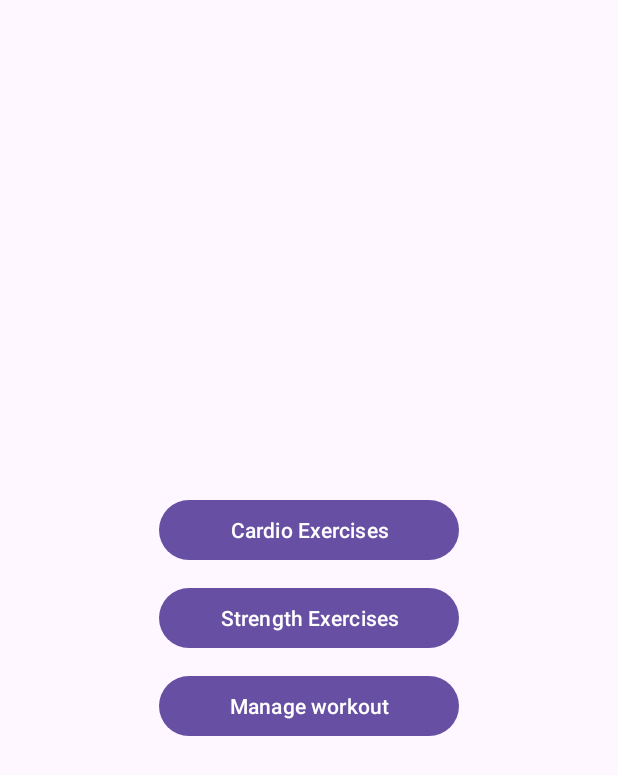
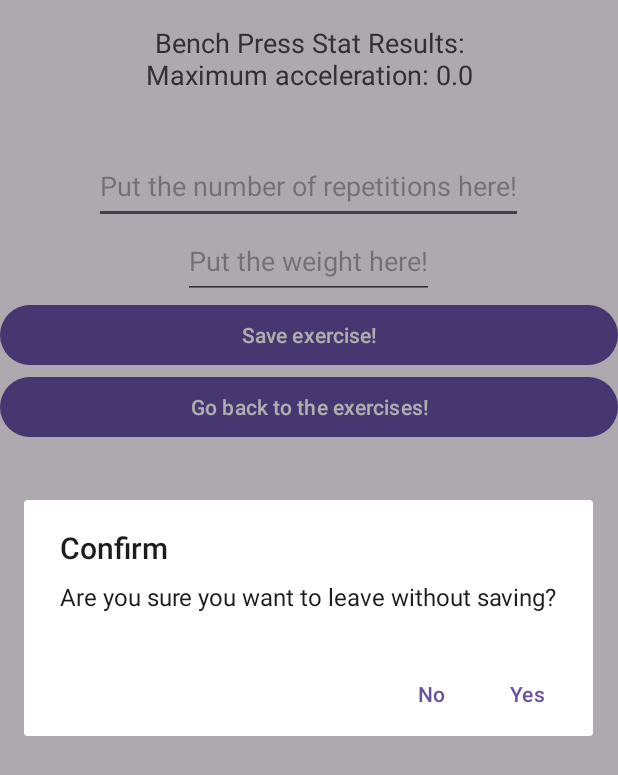
Before and after one commit to telmomaciel9/SA-Project, an Android app: the BenchResultsActivity screen opened directly, with no data from a screen before it, after a tap on "Go back to the exercises!", on a phone screen of 412 x 824 dp. Shown: the top 775 px of the screen. Run offline under Robolectric (Android 15) with nearby library versions, the phone set to English and light mode, and no system bars.

Commit message:
fixed bugs and added cancel buttons on bench and cardio

```diff
--- a/app/src/main/java/com/example/projectjava/UI/bench/BenchResultsActivity.java
+++ b/app/src/main/java/com/example/projectjava/UI/bench/BenchResultsActivity.java
@@ -1,11 +1,14 @@
 package com.example.projectjava.UI.bench;
 
+import android.content.DialogInterface;
 import android.content.Intent;
 import android.os.Bundle;
 import android.view.View;
 import android.widget.EditText;
 import android.widget.TextView;
+import android.widget.Toast;
 
+import androidx.appcompat.app.AlertDialog;
 import androidx.appcompat.app.AppCompatActivity;
 
 import com.example.projectjava.R;
@@ -18,6 +21,7 @@ import com.example.projectjava.data.RunningExerciseData;
 public class BenchResultsActivity extends AppCompatActivity {
     private TextView textViewBenchStats;
     private EditText editTextReps;
+    private EditText editTextWeight;
     protected void onCreate(Bundle savedInstanceState) {
         super.onCreate(savedInstanceState);
         setContentView(R.layout.activity_bench_results);
@@ -25,27 +29,68 @@ public class BenchResultsActivity extends AppCompatActivity {
         DatabaseHelper dh = DatabaseHelper.getInstance(this);
 
         editTextReps = findViewById(R.id.editTextReps);
+        editTextWeight = findViewById(R.id.editTextWeight);
         textViewBenchStats = findViewById(R.id.textViewBenchStats);
         float maxAcceleration = getIntent().getFloatExtra("maxAcceleration", 0);
-        float weight = getIntent().getFloatExtra("weight", 0);
 
         String results = "Bench Press Stat Results:\n" +
-                "1. Weight: " + String.valueOf(weight) + "\n" +
-                "2. Maximum acceleration: " + String.valueOf(maxAcceleration) + "\n";
+                "Maximum acceleration: " + String.valueOf(maxAcceleration) + "\n";
 
         textViewBenchStats.setText(results);
 
+        findViewById(R.id.btnSave).setOnClickListener(new View.OnClickListener() {
+            @Override
+            public void onClick(View v) {
+                saveData(maxAcceleration);
+            }
+        });
         findViewById(R.id.btnGoBack).setOnClickListener(new View.OnClickListener() {
             @Override
             public void onClick(View v) {
-                int reps = Integer.parseInt(editTextReps.getText().toString());
-                BenchExerciseData exercise = new BenchExerciseData(weight, maxAcceleration, reps);
-                BenchExerciseData.createTable(dh);
-                dh.addExerciseData(exercise);
-                Intent intent = new Intent(BenchResultsActivity.this, MainActivity.class);
-                intent.setFlags(Intent.FLAG_ACTIVITY_CLEAR_TOP);  // Clears all activities on top of MainActivity
-                startActivity(intent);
+                showConfirmationDialog();
             }
         });
     }
+
+    private void saveData(float maxAcceleration) {
+        try {
+            int reps = Integer.parseInt(editTextReps.getText().toString().trim());
+            float weight = Float.parseFloat(editTextWeight.getText().toString().trim());
+
+            BenchExerciseData exercise = new BenchExerciseData(weight, maxAcceleration, reps);
+            BenchExerciseData.createTable(DatabaseHelper.getInstance(this));
+            DatabaseHelper.getInstance(this).addExerciseData(exercise);
+
+            closeActivity();
+        } catch (NumberFormatException e) {
+            Toast.makeText(BenchResultsActivity.this, "Please enter valid numbers for reps and weight.", Toast.LENGTH_LONG).show();
+        }
+    }
+
+    private void showConfirmationDialog() {
+        AlertDialog.Builder builder = new AlertDialog.Builder(this);
+        builder.setTitle("Confirm");
+        builder.setMessage("Are you sure you want to leave without saving?");
+        builder.setPositiveButton("Yes", new DialogInterface.OnClickListener() {
+            public void onClick(DialogInterface dialog, int id) {
+                // User clicked Yes button
+                closeActivity();
+            }
+        });
+        builder.setNegativeButton("No", new DialogInterface.OnClickListener() {
+            public void onClick(DialogInterface dialog, int id) {
+                // User cancelled the dialog
+                dialog.dismiss();
+            }
+        });
+
+        AlertDialog dialog = builder.create();
+        dialog.show();
+    }
+
+    private void closeActivity() {
+        Intent intent = new Intent(BenchResultsActivity.this, MainActivity.class);
+        intent.setFlags(Intent.FLAG_ACTIVITY_CLEAR_TOP);
+        startActivity(intent);
+    }
 }
--- a/app/src/main/res/layout/activity_bench_results.xml
+++ b/app/src/main/res/layout/activity_bench_results.xml
@@ -15,15 +15,30 @@
 
     <EditText
         android:id="@+id/editTextReps"
+        android:inputType="number"
         android:layout_width="wrap_content"
         android:layout_height="50dp"
         android:layout_centerHorizontal="true"
         android:hint="Put the number of repetitions here!" />
 
+    <EditText
+        android:id="@+id/editTextWeight"
+        android:inputType="numberDecimal"
+        android:layout_width="wrap_content"
+        android:layout_height="50dp"
+        android:layout_centerHorizontal="true"
+        android:hint="Put the weight here!" />
+
+    <Button
+        android:id="@+id/btnSave"
+        android:layout_width="match_parent"
+        android:layout_height="wrap_content"
+        android:text="Save exercise!" />
+
     <Button
         android:id="@+id/btnGoBack"
         android:layout_width="match_parent"
         android:layout_height="wrap_content"
-        android:text="Go back to the exercises!"/>
+        android:text="Go back to the exercises!" />
 
 </LinearLayout>
--- a/app/src/main/res/layout/activity_run_results.xml
+++ b/app/src/main/res/layout/activity_run_results.xml
@@ -20,6 +20,12 @@
         android:layout_weight="1" />
 
     <Button
+        android:id="@+id/btnSave"
+        android:layout_width="match_parent"
+        android:layout_height="wrap_content"
+        android:text="Save exercise!"/>
+
+    <Button
         android:id="@+id/btnGoBack"
         android:layout_width="match_parent"
         android:layout_height="wrap_content"
```
Also changed, not shown: app/src/main/java/com/example/projectjava/UI/bench/BenchActivity.java (+2 -7 lines), app/src/main/java/com/example/projectjava/UI/running/RunResultsActivity.java (+31 -24 lines), app/src/main/res/layout/activity_bench.xml (+1 -10 lines).
